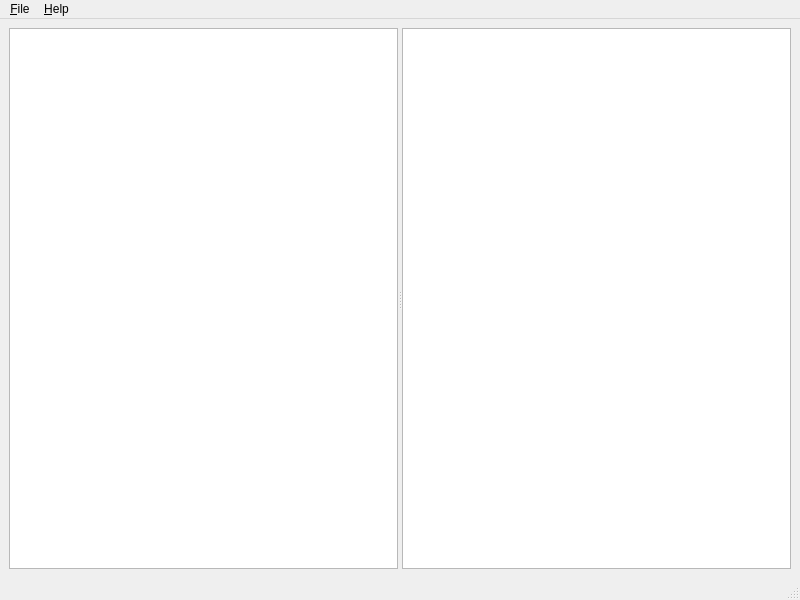
allencch/prayer-clock, file res/prayer-clock.ui: the form before one commit.
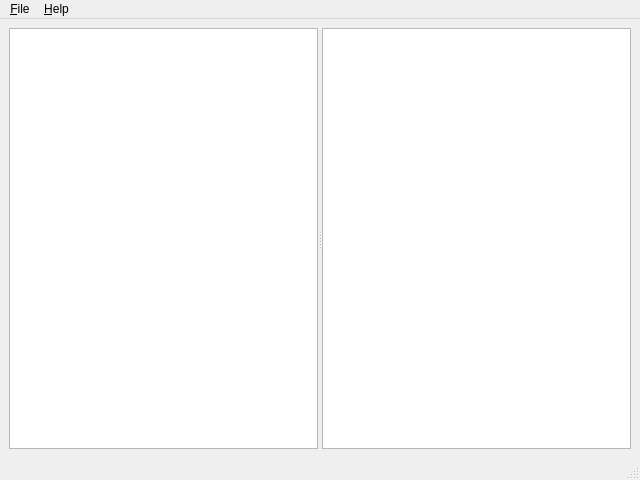
The form after the commit.

Commit message:
fix(ui): smaller window
Use QListView

Patch:
```diff
--- a/res/prayer-clock.ui
+++ b/res/prayer-clock.ui
@@ -6,8 +6,8 @@
    <rect>
     <x>0</x>
     <y>0</y>
-    <width>800</width>
-    <height>600</height>
+    <width>640</width>
+    <height>480</height>
    </rect>
   </property>
   <property name="maximumSize">
@@ -32,7 +32,7 @@
       <property name="orientation">
        <enum>Qt::Orientation::Horizontal</enum>
       </property>
-      <widget class="QTreeView" name="prayersTreeView">
+      <widget class="QListView" name="prayersListView">
        <property name="font">
         <font>
          <pointsize>11</pointsize>
@@ -55,7 +55,7 @@
     <rect>
      <x>0</x>
      <y>0</y>
-     <width>800</width>
+     <width>640</width>
      <height>19</height>
     </rect>
    </property>
```
The commit also changes 2 other files.
